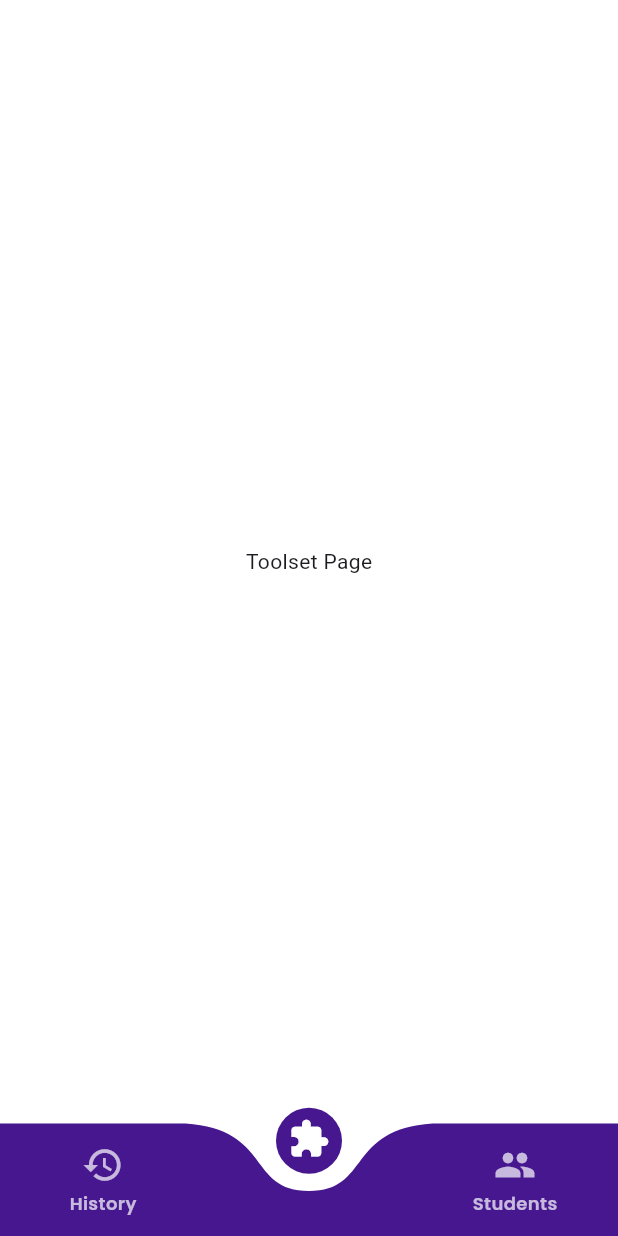
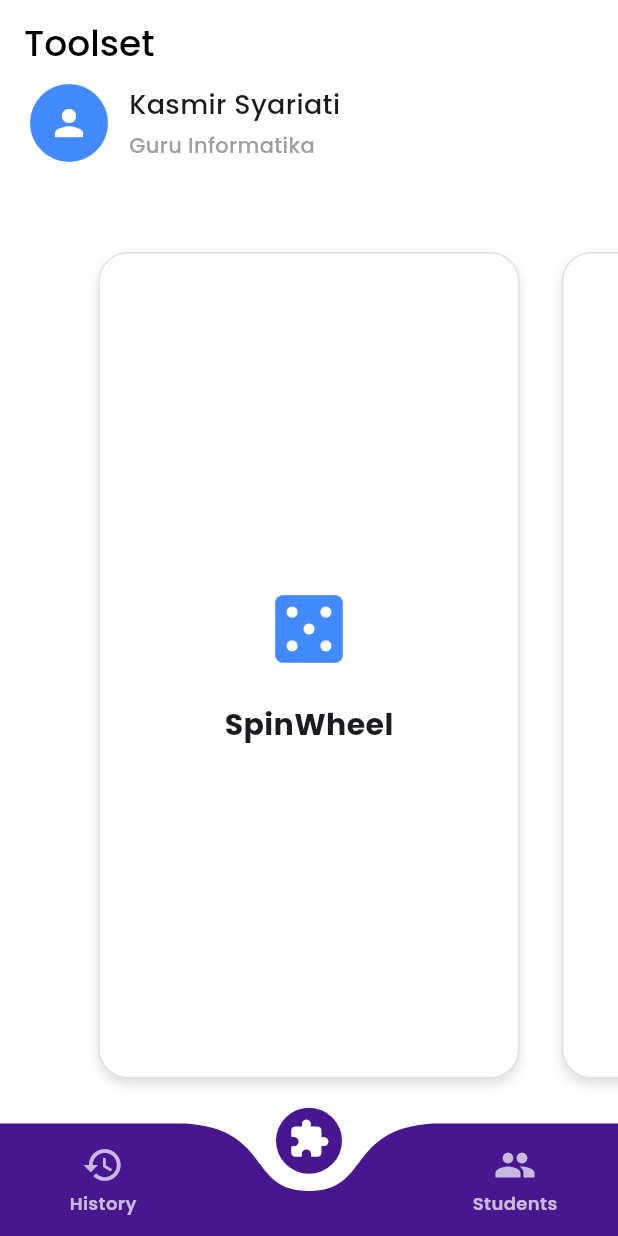
Before and after one commit to Idkwhat77/ALP-Vispro-Kelompok3, a Flutter app: the ToolsetPage screen opened by its route, on a phone screen of 412 x 824 dp. Run offline on Flutter 3.47's test engine with Material 3 defaults, Android fonts, the phone set to English and light mode, and no system bars; drawn by our look-alikes of curved_navigation_bar; our stand-ins replace equatable, flutter_bloc, flutter_svg, go_router.

Commit message:
add initial ToolsetPage, fix project structure, and add global font

```diff
--- a/frontend/lib/features/auth/presentation/pages/login_page.dart
+++ b/frontend/lib/features/auth/presentation/pages/login_page.dart
@@ -2,9 +2,9 @@ import 'package:flutter/material.dart';
 import 'package:flutter_bloc/flutter_bloc.dart';
 import 'package:flutter_svg/flutter_svg.dart';
 import 'package:go_router/go_router.dart';
-import '../bloc/login_bloc.dart';
-import '../bloc/login_event.dart';
-import '../bloc/login_state.dart';
+import '../../bloc/login_bloc.dart';
+import '../../bloc/login_event.dart';
+import '../../bloc/login_state.dart';
 
 class LoginPage extends StatelessWidget {
   const LoginPage({super.key});
--- a/frontend/lib/features/home/presentation/pages/toolset_page.dart
+++ /dev/null
@@ -1,13 +0,0 @@
-import 'package:flutter/material.dart';
-
-class ToolsetPage extends StatelessWidget {
-  const ToolsetPage({super.key});
-
-  @override
-  Widget build(BuildContext context) {
-    return const Scaffold(
-      body: Center(child: Text("Toolset Page")),
-      backgroundColor:Color(0xFFFFFFFF),
-    );
-  }
-}
--- /dev/null
+++ b/frontend/lib/features/home/toolset/bloc/toolset_bloc.dart
@@ -0,0 +1,11 @@
+import 'package:flutter_bloc/flutter_bloc.dart';
+import 'toolset_event.dart';
+import 'toolset_state.dart';
+
+class ToolsetBloc extends Bloc<ToolsetEvent, ToolsetState> {
+  ToolsetBloc() : super(ToolsetInitial()) {
+    on<SelectToolsetEvent>((event, emit) {
+      emit(ToolsetSelected(event.toolset));
+    });
+  }
+}
--- /dev/null
+++ b/frontend/lib/features/home/toolset/bloc/toolset_event.dart
@@ -0,0 +1,16 @@
+import 'package:equatable/equatable.dart';
+import '../models/toolset_model.dart';
+
+abstract class ToolsetEvent extends Equatable {
+  @override
+  List<Object?> get props => [];
+}
+
+class SelectToolsetEvent extends ToolsetEvent {
+  final ToolsetModel toolset;
+
+  SelectToolsetEvent(this.toolset);
+
+  @override
+  List<Object?> get props => [toolset];
+}
--- /dev/null
+++ b/frontend/lib/features/home/toolset/bloc/toolset_state.dart
@@ -0,0 +1,18 @@
+import 'package:equatable/equatable.dart';
+import '../models/toolset_model.dart';
+
+abstract class ToolsetState extends Equatable {
+  @override
+  List<Object?> get props => [];
+}
+
+class ToolsetInitial extends ToolsetState {}
+
+class ToolsetSelected extends ToolsetState {
+  final ToolsetModel selectedToolset;
+
+  ToolsetSelected(this.selectedToolset);
+
+  @override
+  List<Object?> get props => [selectedToolset];
+}
--- /dev/null
+++ b/frontend/lib/features/home/toolset/models/toolset_model.dart
@@ -0,0 +1,11 @@
+import 'package:flutter/material.dart';
+
+class ToolsetModel {
+  final String name;
+  final IconData icon;
+
+  ToolsetModel({
+    required this.name,
+    required this.icon,
+  });
+}
--- /dev/null
+++ b/frontend/lib/features/home/toolset/presentation/pages/toolset_page.dart
@@ -0,0 +1,164 @@
+import 'package:flutter/material.dart';
+import 'package:flutter_bloc/flutter_bloc.dart';
+
+import '../../bloc/toolset_bloc.dart';
+import '../../bloc/toolset_event.dart';
+import '../../bloc/toolset_state.dart';
+import '../../models/toolset_model.dart';
+
+class ToolsetPage extends StatefulWidget {
+  const ToolsetPage({super.key});
+
+  @override
+  State<ToolsetPage> createState() => _ToolsetPageState();
+}
+
+class _ToolsetPageState extends State<ToolsetPage> {
+  final PageController _pageController = PageController(viewportFraction: 0.75);
+
+  final List<ToolsetModel> toolsets = [
+    ToolsetModel(name: "SpinWheel", icon: Icons.casino),
+    ToolsetModel(name: "Charades", icon: Icons.theater_comedy),
+  ];
+
+  @override
+  Widget build(BuildContext context) {
+    return BlocProvider(
+      create: (_) => ToolsetBloc(),
+      child: Scaffold(
+        backgroundColor: Colors.white,
+        appBar: AppBar(
+          title: const Text(
+            "Toolset",
+            style: TextStyle(
+              fontSize: 24,
+            ),
+          ),
+          elevation: 0,
+          backgroundColor: Colors.white,
+          foregroundColor: Colors.black,
+        ),
+
+        body: Column(
+          children: [
+            // AVATAR + TEACHER NAME
+            Padding(
+              padding: const EdgeInsets.symmetric(horizontal: 20),
+              child: Row(
+                children: [
+                  const CircleAvatar(
+                    radius: 26,
+                    backgroundColor: Colors.blueAccent,
+                    child: Icon(Icons.person, color: Colors.white, size: 28),
+                  ),
+                  const SizedBox(width: 14),
+                  Column(
+                    crossAxisAlignment: CrossAxisAlignment.start,
+                    children: const [
+                      Text(
+                        "Kasmir Syariati",
+                        style: TextStyle(
+                          fontSize: 18,
+                          fontWeight: FontWeight.w500,
+                        ),
+                      ),
+                      SizedBox(height: 4),
+                      Text(
+                        "Guru Informatika",
+                        style: TextStyle(
+                          fontSize: 14,
+                          color: Colors.grey,
+                        ),
+                      )
+                    ],
+                  ),
+                ],
+              ),
+            ),
+
+            const SizedBox(height: 30),
+
+            // TOOLSET CAROUSEL
+            Expanded(
+              child: BlocBuilder<ToolsetBloc, ToolsetState>(
+                builder: (context, state) {
+                  return PageView.builder(
+                    controller: _pageController,
+                    itemCount: toolsets.length,
+                    itemBuilder: (context, index) {
+                      final toolset = toolsets[index];
+
+                      double scale = 1.0;
+                      if (_pageController.position.haveDimensions) {
+                        final currentPage = _pageController.page!;
+                        scale = (1 - (currentPage - index).abs() * 0.2)
+                            .clamp(0.85, 1.0);
+                      }
+
+                      final bool isSelected =
+                          state is ToolsetSelected &&
+                              state.selectedToolset.name == toolset.name;
+
+                      return Transform.scale(
+                        scale: scale,
+                        child: GestureDetector(
+                          onTap: () {
+                            context.read<ToolsetBloc>().add(
+                                  SelectToolsetEvent(toolset),
+                                );
+                          },
+                          child: AnimatedContainer(
+                            duration: const Duration(milliseconds: 250),
+                            margin: const EdgeInsets.symmetric(
+                                horizontal: 14, vertical: 30),
+                            decoration: BoxDecoration(
+                              color: isSelected
+                                  ? Colors.blue.shade50
+                                  : Colors.white,
+                              borderRadius: BorderRadius.circular(20),
+                              boxShadow: [
+                                BoxShadow(
+                                  blurRadius: isSelected ? 14 : 6,
+                                  offset: const Offset(0, 4),
+                                  color: Colors.black12,
+                                )
+                              ],
+                              border: Border.all(
+                                color: isSelected
+                                    ? Colors.blue
+                                    : Colors.grey.shade300,
+                                width: isSelected ? 2.4 : 1,
+                              ),
+                            ),
+                            child: Column(
+                              mainAxisAlignment: MainAxisAlignment.center,
+                              children: [
+                                Icon(
+                                  toolset.icon,
+                                  size: 60,
+                                  color: Colors.blueAccent,
+                                ),
+                                const SizedBox(height: 20),
+                                Text(
+                                  toolset.name,
+                                  style: const TextStyle(
+                                    fontSize: 20,
+                                    fontWeight: FontWeight.bold,
+                                  ),
+                                )
+                              ],
+                            ),
+                          ),
+                        ),
+                      );
+                    },
+                  );
+                },
+              ),
+            ),
+          ],
+        ),
+      ),
+    );
+  }
+}
--- a/frontend/lib/main.dart
+++ b/frontend/lib/main.dart
@@ -6,6 +6,10 @@ void main() {
     MaterialApp.router(
       debugShowCheckedModeBanner: false,
       routerConfig: appRouter,
+
+      theme: ThemeData(
+        fontFamily: 'Poppins',
+      ),
     ),
   );
 }
```
Also changed, not shown: frontend/lib/router/app_router.dart (+4 -4 lines), frontend/lib/features/auth/bloc/login_bloc.dart (renamed from frontend/lib/features/auth/presentation/bloc/login_bloc.dart), frontend/lib/features/auth/bloc/login_event.dart (renamed from frontend/lib/features/auth/presentation/bloc/login_event.dart), frontend/lib/features/auth/bloc/login_state.dart (renamed from frontend/lib/features/auth/presentation/bloc/login_state.dart), frontend/lib/features/home/history/presentation/pages/history_page.dart (renamed from frontend/lib/features/home/presentation/pages/history_page.dart), frontend/lib/features/home/student_data/presentation/pages/student_data_page.dart (renamed from frontend/lib/features/home/presentation/pages/student_data_page.dart), frontend/pubspec.lock, 1 other file.
